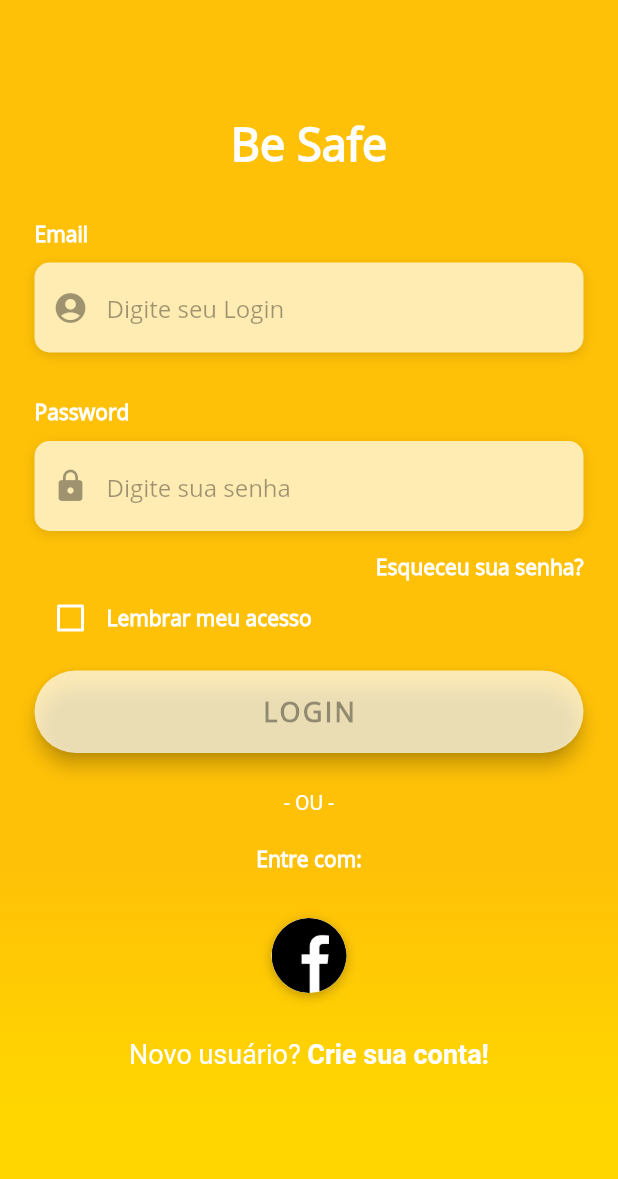
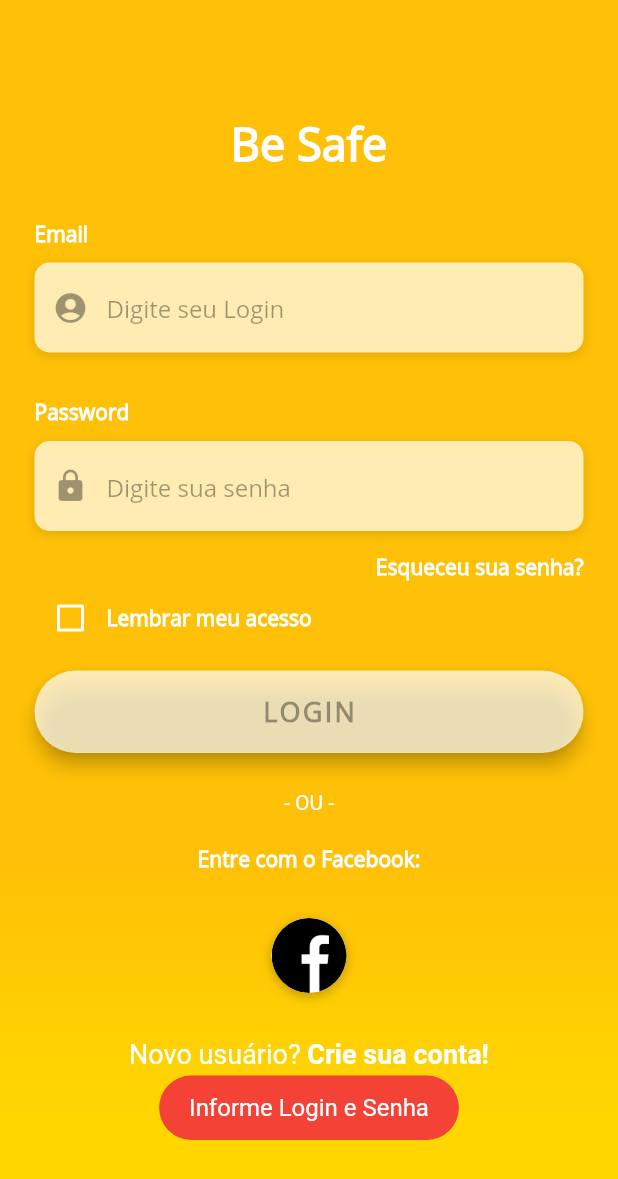
Before and after one commit to LucasOliveira997/beSafeFlutter, a Flutter app: the screen it shows after launch, after a tap on "LOGIN", on a phone screen of 412 x 824 dp. Shown: the top 1179 px of the screen. Run offline on Flutter 3.47's test engine with Material 2 defaults, Android fonts, the phone set to English and light mode, and no system bars; our stand-ins replace fluttertoast; network calls fail.

Commit message:
Requisições da tela de login

```diff
--- a/lib/login.dart
+++ b/lib/login.dart
@@ -1,6 +1,10 @@
+import 'dart:convert';
+
 import 'package:flutter/material.dart';
 import 'package:flutter/services.dart';
 import 'package:flutter_app/utilities/constants.dart';
+import 'package:fluttertoast/fluttertoast.dart';
+import 'package:http/http.dart' as http;
 
 class LoginScreen extends StatefulWidget {
   @override
@@ -9,6 +13,45 @@ class LoginScreen extends StatefulWidget {
 
 class _LoginScreenState extends State<LoginScreen> {
   bool _rememberMe = false;
+
+  String login;
+  String senha;
+  bool emptyL = false;
+  bool emptyS = false;
+  String msgToast = '';
+
+  final GlobalKey<FormState> _formKey = GlobalKey<FormState>();
+
+  _loginRequest() async {
+    // set up POST request arguments
+    String url = 'https://vendasprojeto.herokuapp.com/authenticate';
+    Map<String, String> headers = {"Content-type": "application/json"};
+    String json = '{"login": "${login}","senha": "${senha}"}';
+    // make POST request
+    http.Response response = await http.post(url, headers: headers, body: json);
+    // check the status code for the result
+    int statusCode = response.statusCode;
+    // this API passes back the id of the new item added to the body
+    String responseBody = response.body;
+    Map<String, dynamic> usuario = jsonDecode(responseBody);
+    print(usuario);
+    //home navigation
+    if (statusCode == 200) {
+      // Navigator.push(context, MaterialPageRoute(builder: (context) => Home()));
+      print("Sucesso!!!!!!!!!!!!!!!!!!");
+    }
+    //LOGIN OU SENHA INVALIDOS
+    if (statusCode == 400) {
+      Fluttertoast.showToast(
+          msg: "Login e/ou senha inválidos",
+          toastLength: Toast.LENGTH_SHORT,
+          gravity: ToastGravity.BOTTOM,
+          timeInSecForIosWeb: 1,
+          backgroundColor: Colors.red,
+          textColor: Colors.white,
+          fontSize: 16.0);
+    }
+  }
 
   _buildEmailTF() {
     return Column(
@@ -33,7 +76,7 @@ class _LoginScreenState extends State<LoginScreen> {
             ],
           ),
           height: 60.0,
-          child: TextField(
+          child: TextFormField(
             keyboardType: TextInputType.emailAddress,
             style: TextStyle(color: Colors.black38, fontFamily: 'OpenSans'),
             decoration: InputDecoration(
@@ -46,6 +89,17 @@ class _LoginScreenState extends State<LoginScreen> {
                 fontFamily: 'OpenSans',
               ),
             ),
+            validator: (String value) {
+              if (value.isEmpty) {
+                setState(() {
+                  emptyL = true;
+                });
+              }
+              return null;
+            }, //validator
+            onSaved: (String value) {
+              login = value;
+            },
           ),
         )
       ],
@@ -75,7 +129,7 @@ class _LoginScreenState extends State<LoginScreen> {
             ],
           ),
           height: 60.0,
-          child: TextField(
+          child: TextFormField(
             obscureText: true,
             style: TextStyle(color: Colors.black38, fontFamily: 'OpenSans'),
             decoration: InputDecoration(
@@ -88,6 +142,17 @@ class _LoginScreenState extends State<LoginScreen> {
                 fontFamily: 'OpenSans',
               ),
             ),
+            validator: (String value) {
+              if (value.isEmpty) {
+                setState(() {
+                  emptyS = true;
+                });
+              }
+              return null;
+            }, //validator
+            onSaved: (String value) {
+              senha = value;
+            },
           ),
         )
       ],
@@ -141,7 +206,35 @@ class _LoginScreenState extends State<LoginScreen> {
       width: double.infinity,
       child: RaisedButton(
         elevation: 5.0,
-        onPressed: () => print('Login button pressed'),
+        onPressed: () {
+          if (!_formKey.currentState.validate()) {
+            return;
+          }
+          _formKey.currentState.save();
+          _loginRequest();
+          if (emptyL == true && emptyS == false) {
+            msgToast = 'Informe o login';
+          }
+          if (emptyL == false && emptyS == true) {
+            msgToast = 'Informe sua senha';
+          }
+          if (emptyL == true && emptyS == true) {
+            msgToast = 'Informe Login e Senha';
+          }
+          if (msgToast != '') {
+            Fluttertoast.showToast(
+                msg: msgToast,
+                toastLength: Toast.LENGTH_SHORT,
+                gravity: ToastGravity.BOTTOM,
+                timeInSecForIosWeb: 1,
+                backgroundColor: Colors.red,
+                textColor: Colors.white,
+                fontSize: 16.0);
+          }
+          emptyL = false;
+          emptyS = false;
+          msgToast = '';
+        },
         padding: EdgeInsets.all(15.0),
         shape: RoundedRectangleBorder(
           borderRadius: BorderRadius.circular(30.0),
@@ -170,7 +263,7 @@ class _LoginScreenState extends State<LoginScreen> {
         ),
         SizedBox(height: 20.0),
         Text(
-          'Entre com:',
+          'Entre com o Facebook:',
           style: kLabelStyle,
         )
       ],
@@ -277,6 +370,8 @@ class _LoginScreenState extends State<LoginScreen> {
                     horizontal: 23.0,
                     vertical: 75.0,
                   ),
+                  child: Form(
+                    key: _formKey,
                     child: Column(
                       mainAxisAlignment: MainAxisAlignment.center,
                       children: <Widget>[
@@ -304,6 +399,7 @@ class _LoginScreenState extends State<LoginScreen> {
                       ],
                     ),
                   ),
+                ),
               )
             ],
           ),
--- a/pubspec.yaml
+++ b/pubspec.yaml
@@ -23,6 +23,8 @@ environment:
 dependencies:
   flutter:
     sdk: flutter
+  http: any
+  fluttertoast: ^4.0.0
 
 
   # The following adds the Cupertino Icons font to your application.
```
Also changed, not shown: pubspec.lock. Lines whose indentation alone changed are shown as unchanged.
